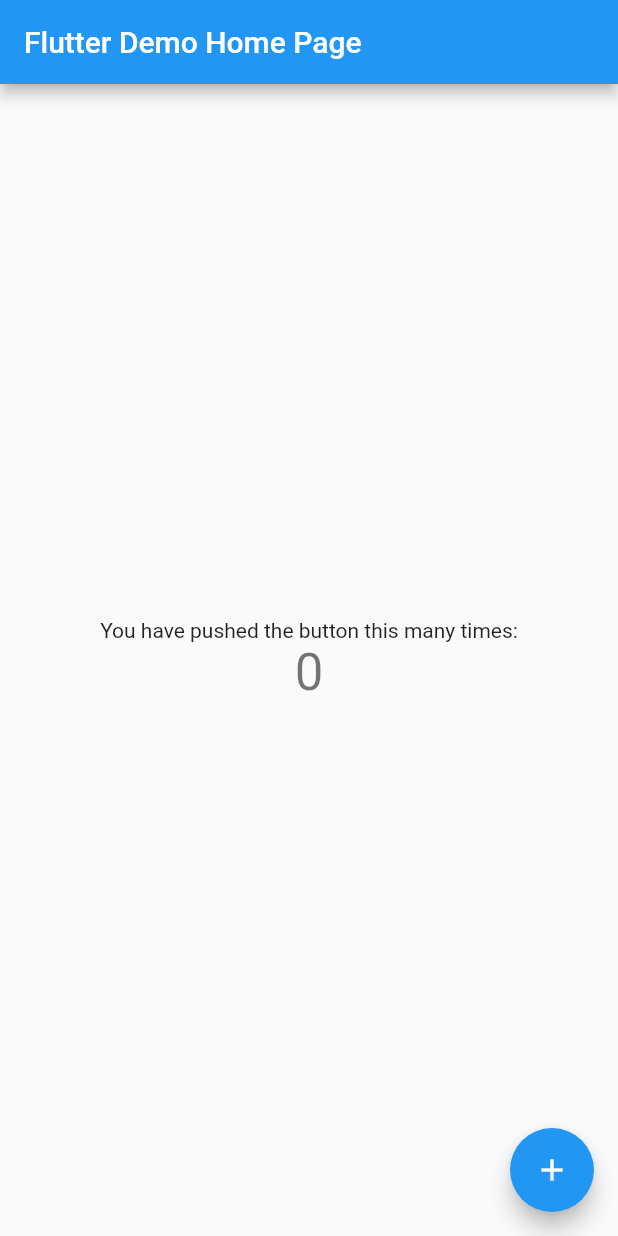
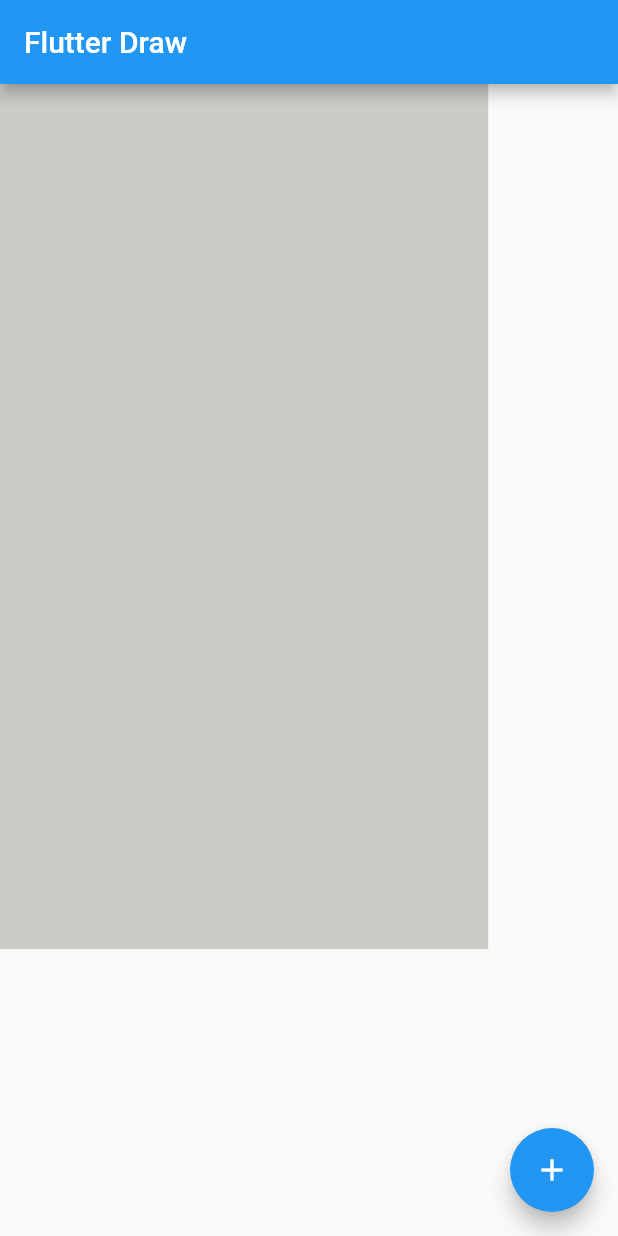
Before and after one commit to currobellas/FlutterDraw, a Flutter app: the screen it shows after launch, on a phone screen of 412 x 824 dp. Run offline on Flutter 3.47's test engine with Material 2 defaults, Android fonts, the phone set to English and light mode, and no system bars.

Commit message:
Versión funcional, queda ajustar

```diff
--- /dev/null
+++ b/flutter_draw/lib/blackboard.dart
@@ -0,0 +1,264 @@
+import 'dart:typed_data';
+
+import 'package:flutter/material.dart';
+import 'dart:async';
+import 'dart:ui' as ui;
+
+import 'package:flutter/rendering.dart';
+
+enum Answer { ACEPTAR, CANCELAR }
+
+
+// Clase parapoder obtener una imagen de un
+//objeto distinto (una especie de paso por referencia)
+class AccesoAImagen{
+  Image imagen;
+}
+
+class Blackboard extends StatefulWidget {
+//  String prueba = 'hola';
+  // Image imagenFinal = null;
+  AccesoAImagen aImagen = new AccesoAImagen();
+  @override
+  _BlackboardState createState() => new _BlackboardState();
+}
+
+class _BlackboardState extends State<Blackboard> {
+
+  List<Offset> points;
+
+  List<List<Offset>> paths = new List<List<Offset>>();
+
+  /*
+  *  Funcionamiento de los taps y pans:
+  *
+  *  Al tocar la pantalla se lanza tapdown
+  *  Si se suelta se lanza tapup y luego tap
+  *  si no se suelta y se empieza  a arrastrar se lanza tapcancel, panstart y panupdate
+  *  al soltar tras los pan se lanza panend
+  *
+  *
+  * */
+
+  void _tapDown(TapDownDetails details) {
+    // TODO eliminar si no lo usamos
+    print('tapdown');
+    setState(() {
+      //  _tapInProgress = true;
+      print(details.globalPosition.toString());
+
+      var object = this.contexto.findRenderObject();
+      var translation = object?.getTransformTo(null)?.getTranslation();
+      var size = object?.semanticBounds?.size;
+
+      if (translation != null && size != null) {
+        print(Rect.fromLTWH(
+            translation.x, translation.y, size.width, size.height));
+      } else {
+        print('nada');
+      }
+    });
+  }
+
+  void _tapUp(TapUpDetails details) {
+    print('tapup');
+    setState(() {
+      // _tapInProgress = false;
+
+      points = [
+        new Offset(details.globalPosition.dx - _offsetX,
+            details.globalPosition.dy - _offsetY)
+      ]; //details.globalPosition]; //Si el usuario toca solo para un punto
+      paths.add(points);
+    });
+  }
+
+  void _tapCancel() {
+    // TODO eliminar si no lo usamos
+    print('tapcancel');
+    setState(() {
+      //    _tapInProgress = false;
+    });
+  }
+
+  void _panStart(DragStartDetails details) {
+    print('panstart');
+    setState(() {
+      // print('v start ${details.toString()}');
+      //Como aquí creamos un nuevo points, ya no es necesario tener en cuenta el fin, pues el fin de un camino se establece
+      //al empezar otro
+      points = [
+        new Offset(details.globalPosition.dx - _offsetX,
+            details.globalPosition.dy - _offsetY)
+      ];
+      paths.add(points); // Añadimos aquí para que la pantalla se actualice a
+      // a medida que pinta. Si lo metemos en end, solo pinta al levantar el dedo
+    });
+  }
+
+  void _panUpdate(DragUpdateDetails details) {
+    //print('pan');
+    setState(() {
+//      print('v update ${details.globalPosition}');
+//      RenderBox getBox = context.findRenderObject();
+//      var local = getBox.globalToLocal(details.globalPosition);
+//      print(local.dx.toString() + "|" + local.dy.toString());
+      points.add(new Offset(details.globalPosition.dx - _offsetX,
+          details.globalPosition.dy - _offsetY));
+    });
+  }
+
+  void _panEnd(DragEndDetails details) {
+    // TODO eliminar si no lo usamos
+    setState(() {
+      print('panend ${details.toString()}');
+    });
+  }
+
+  double _w, _h, _hExterno, _wExterno, _hFirma, _wFirma, _offsetX, _offsetY;
+  BuildContext contexto;
+
+
+
+  @override
+  Widget build(BuildContext context) {
+    contexto = context;
+
+//    var object = this.contexto.findRenderObject();
+//    var translation = object?.getTransformTo(null)?.getTranslation();
+    //print(context.findRenderObject().describeApproximatePaintClip(context.findRenderObject()).top);
+    _w = MediaQuery.of(context).size.width;
+
+    _h = MediaQuery.of(context).size.height;
+
+    _hExterno = _h * 0.7; //H ext
+    _wExterno = _w * 0.79;
+    //Hacemos al final la zona cuadrada
+    _hFirma = _wExterno;//_hExterno * 0.6;
+    _wFirma = _wExterno;
+
+    _offsetX = (_w - _wExterno) / 2;
+    _offsetY = (_h - _hExterno) / 2;
+
+    print(_h* MediaQuery.of(context).devicePixelRatio);
+    //print('estado'+widget?.aImagen?.imagen?.toString());
+    return GestureDetector(
+      behavior: HitTestBehavior.translucent,
+      onTap: () {
+        print('tap');
+      },
+      onTapDown: _tapDown,
+      onTapUp: _tapUp,
+      onTapCancel: _tapCancel,
+      onPanStart: _panStart,
+      onPanEnd: _panEnd,
+      onPanUpdate: _panUpdate,
+      child: Container(
+        color: Color.fromARGB(240, 250, 250, 200),
+        height: _hExterno,
+        //H ext
+        width: _wExterno,
+        //W ext Es el máximo de w que se puede poner el el iphone 10,
+        child: new Container(
+          color: Color.fromARGB(240, 200, 200, 200),
+          height: _hFirma,
+          width: _wFirma,
+          child: new CustomPaint(
+            foregroundPainter: new MyPainter(
+              lineColor: Color.fromARGB(240, 0, 0, 100),
+              completeColor: Colors.blueAccent,
+              aImg: widget.aImagen,
+              width: 4.0,
+              //Grosor de la línea
+              anchoZonaFirma: (_wFirma* (Theme.of(context).platform == TargetPlatform.iOS?MediaQuery.of(context).devicePixelRatio:1)).toInt() ,
+              paths: paths,
+            ),
+          ),
+        ),
+      ),
+    );
+  }
+}
+
+class MyPainter extends CustomPainter {
+  Color lineColor;
+  Color completeColor;
+  Image img;
+  AccesoAImagen aImg;
+  double width; //grosor lapiz
+  int anchoZonaFirma; //en pixels
+  List<List<Offset>> paths;
+
+  MyPainter(
+      {this.lineColor, this.completeColor, this.aImg, this.width, this.paths, this.anchoZonaFirma});
+
+  Future<void> _capturePng(imagen) async {
+    ByteData byteData = await imagen.toByteData(format: ui.ImageByteFormat.png);
+    Uint8List pngBytes = byteData.buffer.asUint8List();
+    aImg.imagen = new Image.memory(new Uint8List.view(pngBytes.buffer));
+    print('future'+aImg.imagen.toString());
+  }
+
+  @override
+  void paint(Canvas canvasFinal, Size size) {
+
+    final recorder = new ui.PictureRecorder(); //está en dart:ui
+    final canvas = new Canvas(recorder);
+    if (paths == null || paths.isEmpty) return;
+    for (List<Offset> points in paths) {
+      if (points.length > 1) {
+        Path path = Path();
+        Offset origin = points[0];
+        path.moveTo(origin.dx, origin.dy);
+        for (Offset o in points) {
+          path.lineTo(o.dx, o.dy);
+        }
+        canvas.drawPath(
+          path,
+          Paint()
+            ..color = lineColor
+            ..style = PaintingStyle.stroke
+            ..strokeWidth = this.width,
+        );
+      } else {
+        canvas.drawPoints(
+          ui.PointMode.points,
+          points,
+          Paint()
+            ..color = lineColor
+            ..style = PaintingStyle.stroke
+            ..strokeWidth = this.width,
+        );
+      }
+    }
+    ui.Picture picture = recorder.endRecording();
+    ui.Image imagen = picture.toImage(anchoZonaFirma,anchoZonaFirma);
+    // print('picture $picture');
+    // print('img $img');
+    //  final pngBytes = await img.toByteData(format: new ui.EncodingFormat.png());
+    _capturePng(imagen);
+    canvasFinal.drawPicture(picture);
+
+//    Paint line = new Paint()
+//      ..color = lineColor
+//      ..strokeCap = StrokeCap.round
+//      ..style = PaintingStyle.stroke
+//      ..strokeWidth = width;
+//    Paint complete = new Paint()
+//      ..color = completeColor
+//      ..strokeCap = StrokeCap.round
+//      ..style = PaintingStyle.stroke
+//      ..strokeWidth = width;
+//    Offset center = new Offset(size.width / 2, size.height / 2);
+//    double radius = min(size.width / 2, size.height / 2);
+//    canvas.drawCircle(center, radius, line);
+//    double arcAngle = 2 * pi * (completePercent / 100);
+//    canvas.drawArc(new Rect.fromCircle(center: center, radius: radius), -pi / 2,
+//        arcAngle, false, complete);
+  }
+
+  @override
+  bool shouldRepaint(CustomPainter oldDelegate) {
+    return true;
+  }
+}
--- a/flutter_draw/lib/main.dart
+++ b/flutter_draw/lib/main.dart
@@ -1,4 +1,5 @@
 import 'package:flutter/material.dart';
+import 'package:flutter_draw/blackboard.dart';
 
 void main() => runApp(new MyApp());
 
@@ -7,34 +8,17 @@ class MyApp extends StatelessWidget {
   @override
   Widget build(BuildContext context) {
     return new MaterialApp(
-      title: 'Flutter Demo',
+      title: 'Flutter Draw',
       theme: new ThemeData(
-        // This is the theme of your application.
-        //
-        // Try running your application with "flutter run". You'll see the
-        // application has a blue toolbar. Then, without quitting the app, try
-        // changing the primarySwatch below to Colors.green and then invoke
-        // "hot reload" (press "r" in the console where you ran "flutter run",
-        // or press Run > Flutter Hot Reload in IntelliJ). Notice that the
-        // counter didn't reset back to zero; the application is not restarted.
         primarySwatch: Colors.blue,
       ),
-      home: new MyHomePage(title: 'Flutter Demo Home Page'),
+      home: new MyHomePage(title: 'Flutter Draw'),
     );
   }
 }
 
 class MyHomePage extends StatefulWidget {
   MyHomePage({Key key, this.title}) : super(key: key);
-
-  // This widget is the home page of your application. It is stateful, meaning
-  // that it has a State object (defined below) that contains fields that affect
-  // how it looks.
-
-  // This class is the configuration for the state. It holds the values (in this
-  // case the title) provided by the parent (in this case the App widget) and
-  // used by the build method of the State. Fields in a Widget subclass are
-  // always marked "final".
 
   final String title;
 
@@ -43,65 +27,20 @@ class MyHomePage extends StatefulWidget {
 }
 
 class _MyHomePageState extends State<MyHomePage> {
-  int _counter = 0;
-
-  void _incrementCounter() {
-    setState(() {
-      // This call to setState tells the Flutter framework that something has
-      // changed in this State, which causes it to rerun the build method below
-      // so that the display can reflect the updated values. If we changed
-      // _counter without calling setState(), then the build method would not be
-      // called again, and so nothing would appear to happen.
-      _counter++;
-    });
-  }
 
   @override
   Widget build(BuildContext context) {
-    // This method is rerun every time setState is called, for instance as done
-    // by the _incrementCounter method above.
-    //
-    // The Flutter framework has been optimized to make rerunning build methods
-    // fast, so that you can just rebuild anything that needs updating rather
-    // than having to individually change instances of widgets.
+
     return new Scaffold(
       appBar: new AppBar(
         // Here we take the value from the MyHomePage object that was created by
         // the App.build method, and use it to set our appbar title.
         title: new Text(widget.title),
       ),
-      body: new Center(
-        // Center is a layout widget. It takes a single child and positions it
-        // in the middle of the parent.
-        child: new Column(
-          // Column is also layout widget. It takes a list of children and
-          // arranges them vertically. By default, it sizes itself to fit its
-          // children horizontally, and tries to be as tall as its parent.
-          //
-          // Invoke "debug paint" (press "p" in the console where you ran
-          // "flutter run", or select "Toggle Debug Paint" from the Flutter tool
-          // window in IntelliJ) to see the wireframe for each widget.
-          //
-          // Column has various properties to control how it sizes itself and
-          // how it positions its children. Here we use mainAxisAlignment to
-          // center the children vertically; the main axis here is the vertical
-          // axis because Columns are vertical (the cross axis would be
-          // horizontal).
-          mainAxisAlignment: MainAxisAlignment.center,
-          children: <Widget>[
-            new Text(
-              'You have pushed the button this many times:',
-            ),
-            new Text(
-              '$_counter',
-              style: Theme.of(context).textTheme.display1,
-            ),
-          ],
-        ),
-      ),
+      body: new Blackboard(),
       floatingActionButton: new FloatingActionButton(
-        onPressed: _incrementCounter,
-        tooltip: 'Increment',
+        onPressed: null,
+        tooltip: 'Will see',
         child: new Icon(Icons.add),
       ), // This trailing comma makes auto-formatting nicer for build methods.
     );
```
Also changed, not shown: flutter_draw/pubspec.lock.
